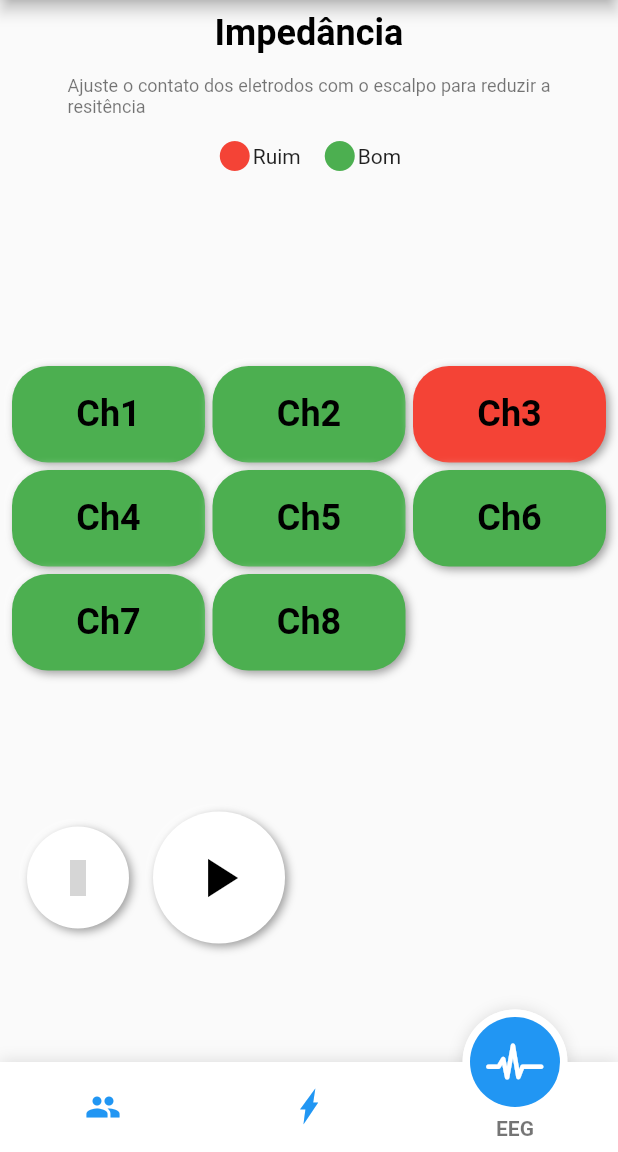
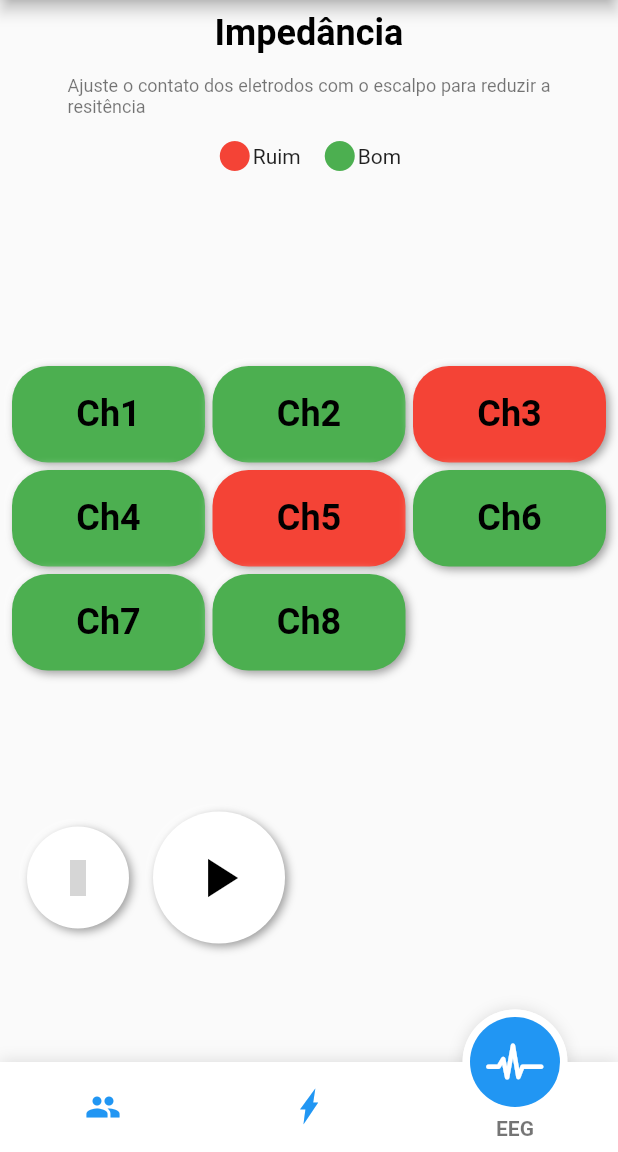
Before and after one commit to nestorufpe/OpentDCS-Mobile, a Flutter app: the screen it shows after launch, item 3 of the bottom bar chosen, on a phone screen of 412 x 824 dp, the part 84-1236 px from its top. Run offline on Flutter 3.47's test engine with Material 2 defaults, Android fonts, the phone set to English and light mode, and no system bars; drawn by our look-alikes of fancy_bottom_navigation, flutter_neumorphic; our stand-ins replace adaptive_dialog, flutter_easyloading, get, material_design_icons_flutter, sleek_circular_slider; missing offline and left inert: dart:html, direct_select_flutter, flutter_radar_chart; grey boxes are pictures that could not be loaded.

Commit message:
btn rst ok

```diff
--- a/lib/screens/eegpage.dart
+++ b/lib/screens/eegpage.dart
@@ -25,7 +25,7 @@ class _EEGPageState extends State<EEGPage> {
       title: 'Ch3',
     ),
     GridListItems(color: Colors.green, title: 'Ch4'),
-    GridListItems(color: Colors.green, title: 'Ch5'),
+    GridListItems(color: Colors.red, title: 'Ch5'),
     GridListItems(color: Colors.green, title: 'Ch6'),
     GridListItems(color: Colors.green, title: 'Ch7'),
     GridListItems(color: Colors.green, title: 'Ch8'),
@@ -36,7 +36,6 @@ class _EEGPageState extends State<EEGPage> {
 
   @override
   void initState() {
-    // TODO: implement initState
     super.initState();
     _progress = 0;
     EasyLoading.addStatusCallback((status) {
@@ -149,7 +148,12 @@ class _EEGPageState extends State<EEGPage> {
                 child: Row(
                   mainAxisAlignment: MainAxisAlignment.start,
                   children: [
-                    CircleButtonRts(context),
+                    CircleButtonRts(context, (){
+                      setState(() {
+                        items[2] = GridListItems(color: Colors.green, title: "Ch3");
+                        items[4] = GridListItems(color: Colors.green, title: "Ch5");
+                      });
+                    }),
                     CircleBtnPlayEeg(context, _progress, _timer),
                   ],
                 ),
--- a/lib/ui/widgets.dart
+++ b/lib/ui/widgets.dart
@@ -10,6 +10,8 @@ import 'package:opentdcsapp/screens/configtdcs.dart';
 import 'package:opentdcsapp/screens/eegresults.dart';
 import 'package:opentdcsapp/ui/seek.dart';
 import 'package:opentdcsapp/utils/custom_icons.dart';
+
+import '../screens/eegpage.dart';
 
 Widget CircleButton(BuildContext context) {
   return Center(
@@ -33,10 +35,10 @@ Widget CircleButton(BuildContext context) {
   );
 }
 
-Widget CircleButtonRts(BuildContext context) {
+Widget CircleButtonRts(BuildContext context, Function()? function) {
   return Center(
     child: NeumorphicButton(
-      onPressed: () {},
+      onPressed: function,
       style: NeumorphicStyle(
           shape: NeumorphicShape.flat,
           boxShape: NeumorphicBoxShape.circle(),
```
